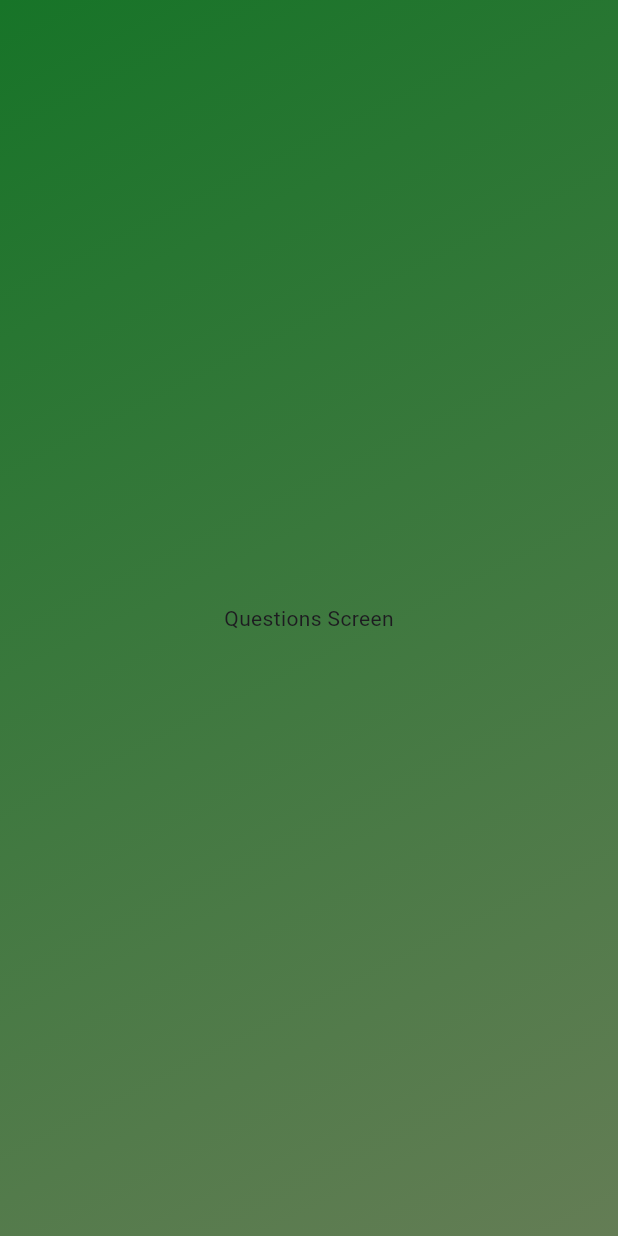
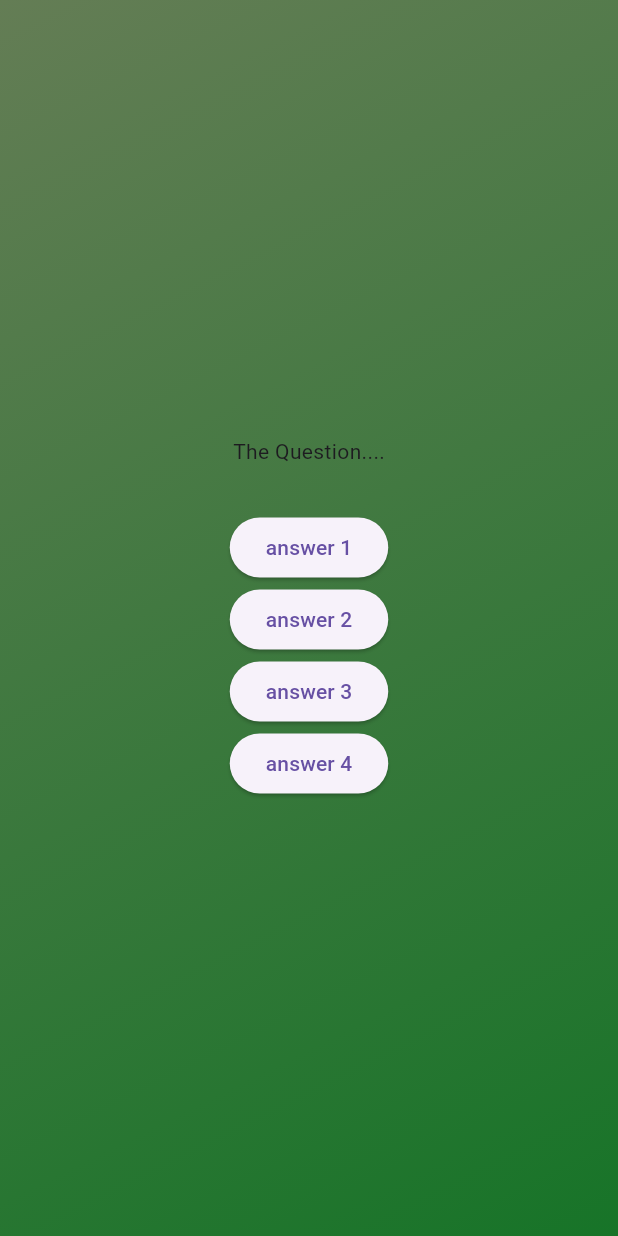
Before and after one commit to Sssketchy/QuizApp-Forests, a Flutter app: the screen it shows after launch, after a tap on "Start Quiz", on a phone screen of 412 x 824 dp. Run offline on Flutter 3.47's test engine with Material 3 defaults, Android fonts, the phone set to English and light mode, and no system bars.

Commit message:
Questions page added

```diff
--- /dev/null
+++ b/lib/models/help.txt
@@ -0,0 +1 @@
+Here I store data Models
--- a/lib/questions_screen.dart
+++ b/lib/questions_screen.dart
@@ -12,6 +12,19 @@ class QuestionsScreen extends StatefulWidget {
 class _QuestionsScreenState extends State<QuestionsScreen> {
   @override
   Widget build(ctx) {
-    return Center(child: Text('Questions Screen'));
+    return SizedBox(
+      width: double.infinity,
+      child: Column(
+        mainAxisAlignment: MainAxisAlignment.center,
+        children: [
+          Text('The Question....'),
+          SizedBox(height: 30),
+          ElevatedButton(onPressed: () {}, child: Text("answer 1")),
+          ElevatedButton(onPressed: () {}, child: Text("answer 2")),
+          ElevatedButton(onPressed: () {}, child: Text("answer 3")),
+          ElevatedButton(onPressed: () {}, child: Text("answer 4")),
+        ],
+      ),
+    );
   }
 }
--- a/lib/quiz.dart
+++ b/lib/quiz.dart
@@ -38,14 +38,15 @@ class _QuizState extends State<Quiz> {
         activeScreen == 'Start-Screen'
             ? StartScreen(switchScreen)
             : QuestionsScreen();
+
     return MaterialApp(
       home: Scaffold(
         body: Container(
           decoration: BoxDecoration(
             gradient: LinearGradient(
               colors: [
+                const Color.fromARGB(255, 100, 125, 85),
                 const Color.fromARGB(255, 23, 116, 40),
-                const Color.fromARGB(255, 100, 125, 85),
               ],
               begin: Alignment.topLeft,
               end: Alignment.bottomRight,
```
Also changed, not shown: lib/data/questions.dart (added, +66 -0 lines), lib/models/quiz_question.dart (added, +8 -0 lines).
